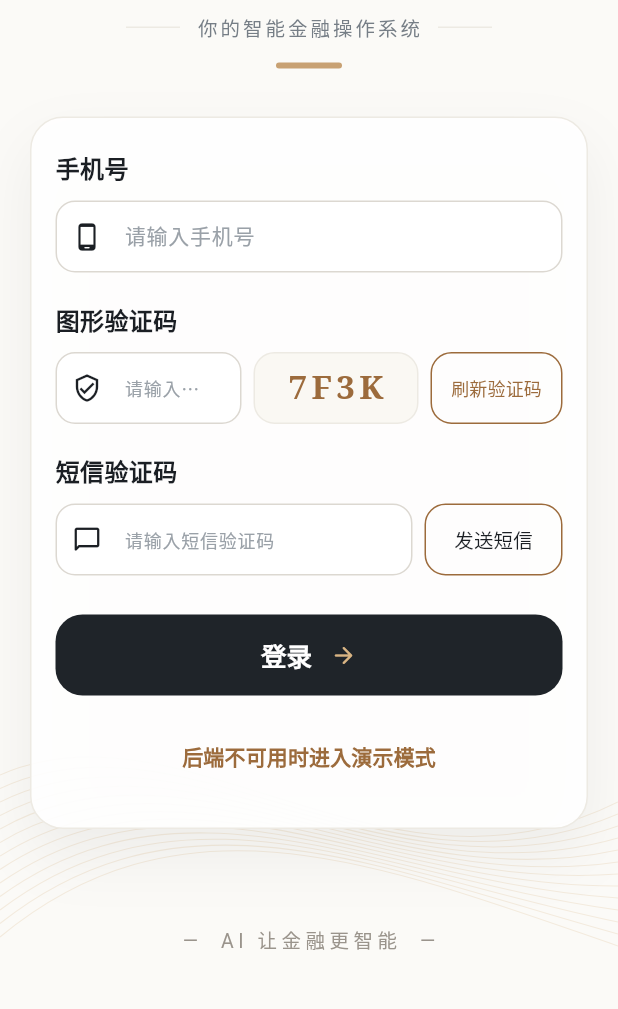
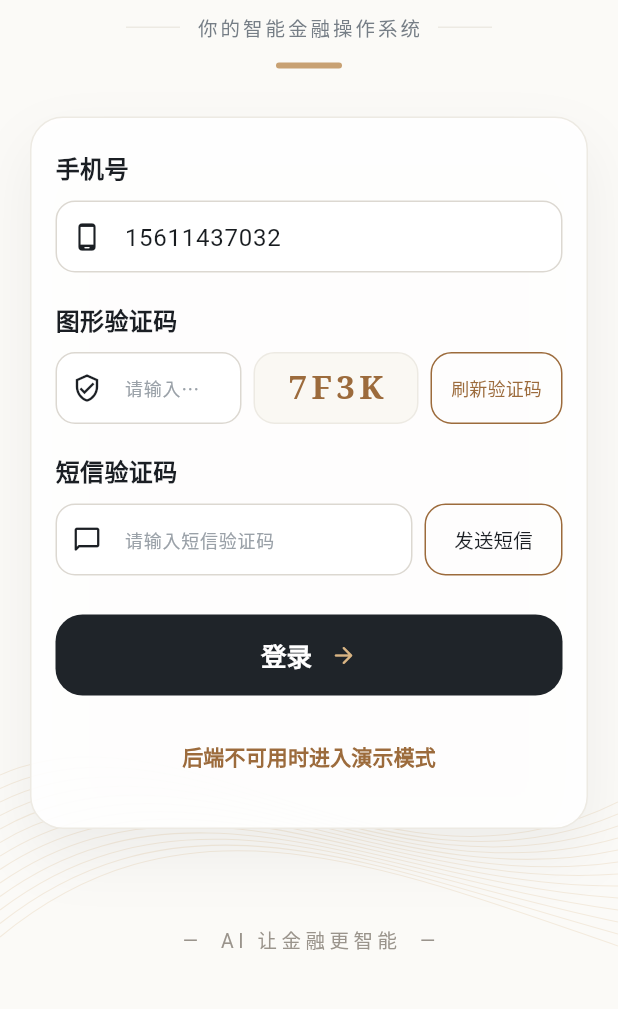
Before and after one commit to Lzhtommy/Jiheng, a Flutter app: the screen it shows after launch, on a phone screen of 412 x 824 dp, the part 221-1230 px from its top. Run offline on Flutter 3.47's test engine with Material 3 defaults, Android fonts, the phone set to English and light mode, and no system bars; our stand-ins replace flutter_secure_storage; network calls fail; Roboto replaces fonts that are missing (PingFang SC).

Commit message:
Prefill login phone number

```diff
--- a/jiheng_ai_flutter/lib/main.dart
+++ b/jiheng_ai_flutter/lib/main.dart
@@ -914,7 +914,7 @@ class LoginView extends StatefulWidget {
 }
 
 class _LoginViewState extends State<LoginView> {
-  final phone = TextEditingController();
+  final phone = TextEditingController(text: '15611437032');
   final sms = TextEditingController();
   final captcha = TextEditingController();
   String captchaId = '';
```
